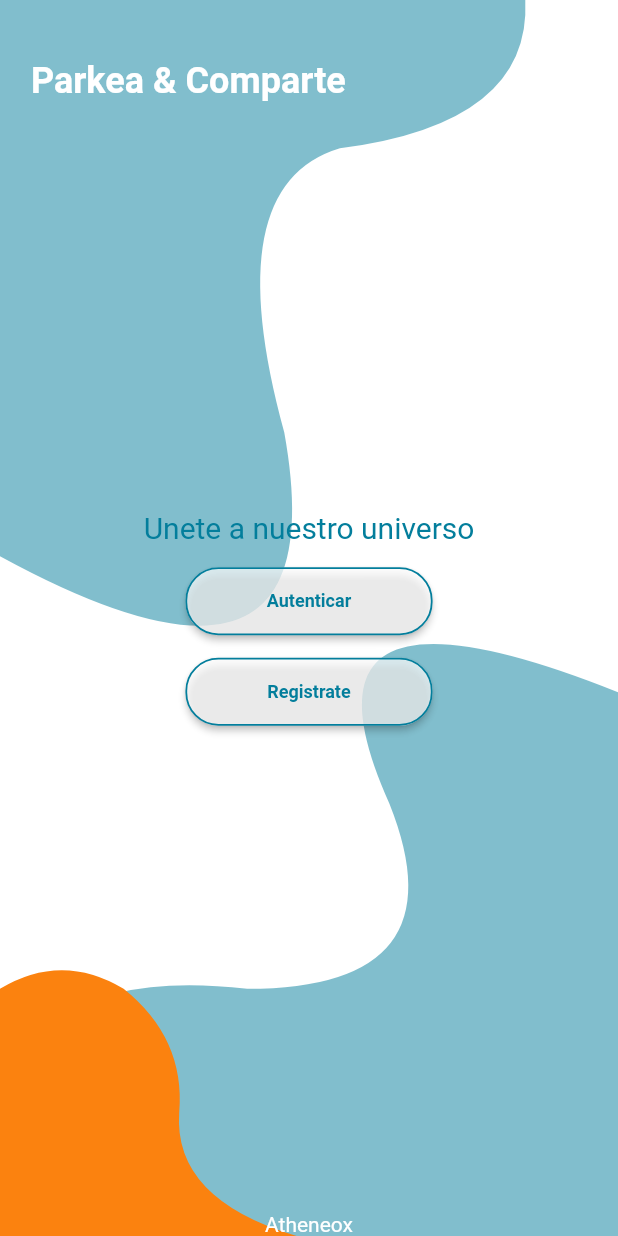
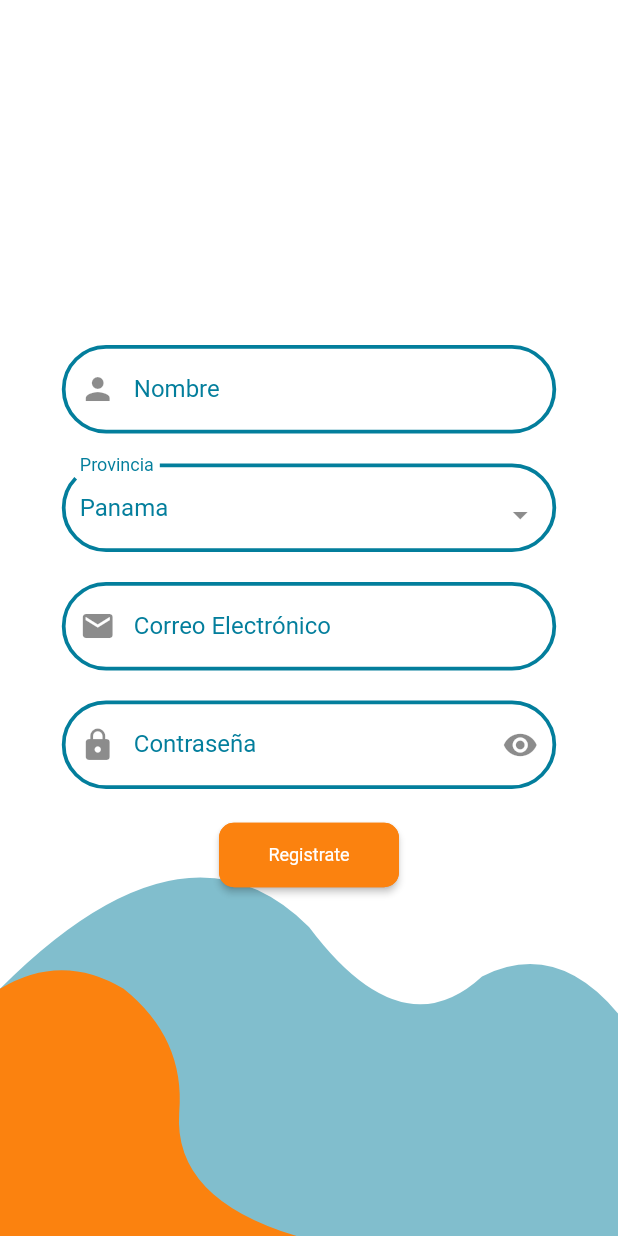
Before and after one commit to will0149/froggy_wsm, a Flutter app: the screen it shows after launch, after a tap on "Registrate", on a phone screen of 412 x 824 dp. Run offline on Flutter 3.47's test engine with Material 2 defaults, Android fonts, the light colour scheme and no system bars; drawn by our look-alikes of select_form_field; missing offline and left inert: flutter_toastr; Roboto replaces fonts that are missing (Gothic A1).

Commit message:
add sing up page

```diff
--- a/lib/l10n/intl_es.arb
+++ b/lib/l10n/intl_es.arb
@@ -5,10 +5,12 @@
   "joinOurUniverse": "Unete a nuestro universo",
   "eventsForAll": "Eventos para todos",
   "authenticate": "Autenticar",
-  "welcomeAgain": "Bienvenido de nuevo!",
+  "welcomeAgain": "¡Bienvenido de nuevo!",
   "login": "Iniciar Sesión",
   "signUp": "Registrate",
   "email": "Correo Electrónico",
   "password": "Contraseña",
-  "forgotPassword": "Olvide mi Contraseña"
+  "forgotPassword": "Olvide mi Contraseña",
+  "name": "Nombre",
+  "province": "Provincia"
 }
--- a/lib/main.dart
+++ b/lib/main.dart
@@ -1,8 +1,10 @@
 import 'package:flutter/material.dart';
 import 'package:flutter/services.dart';
 import 'package:flutter_localizations/flutter_localizations.dart';
+import 'package:parkea/src/constants/colors.dart';
 import 'package:parkea/src/pages/auth/auth_page.dart';
 import 'package:parkea/src/pages/auth/login_page.dart';
+import 'package:parkea/src/pages/auth/sign_up_page.dart';
 import 'package:parkea/src/themes/parkea_input_decoration_theme.dart';
 
 import 'generated/l10n.dart';
@@ -23,11 +25,38 @@ class MyApp extends StatelessWidget {
       DeviceOrientation.portraitDown,
     ]);
     return MaterialApp(
-      title: 'Flutter Demo',
+      title: 'Parkea',
       theme: ThemeData(
           primarySwatch: Colors.cyan,
           fontFamily: 'Gothic A1',
           inputDecorationTheme: parkeaInputDecorationTheme,
+        // textTheme: const TextTheme(
+        //   titleLarge: TextStyle(
+        //     color: Colors.white,
+        //     fontWeight: FontWeight.bold,
+        //     fontSize: 24,
+        //   ),
+        //   titleMedium: TextStyle(
+        //     color: parkeaBlueAccent,
+        //     fontWeight: FontWeight.normal,
+        //     fontSize: 28,
+        //   ),
+        //   bodySmall: TextStyle(
+        //     color: parkeaBlueAccent,
+        //     fontWeight: FontWeight.normal,
+        //     fontSize: 12,
+        //   ),
+        //   bodyMedium: TextStyle(
+        //     color: parkeaBlueAccent,
+        //     fontWeight: FontWeight.bold,
+        //     fontSize: 12,
+        //   ),
+        //   bodyLarge: TextStyle(
+        //     color: parkeaBlueAccent,
+        //     fontWeight: FontWeight.normal,
+        //     fontSize: 20,
+        //   ),
+        // ),
       ),
       onGenerateRoute: (settings) {
         switch (settings.name) {
@@ -35,6 +64,8 @@ class MyApp extends StatelessWidget {
             return MaterialPageRoute(builder: (_) => const AuthPage());
           case "/login":
             return MaterialPageRoute(builder: (_) => const LoginPage());
+          case "/signup":
+            return MaterialPageRoute(builder: (_)  => const SignUpPage());
         }
         return null;
       },
--- a/lib/src/pages/auth/auth_page.dart
+++ b/lib/src/pages/auth/auth_page.dart
@@ -83,8 +83,8 @@ class _AuthPageState extends State<AuthPage> {
                       ),
                     ),
                     SizedBox(
-                      width: size.width * 0.4,
-                      height: size.height * 0.055,
+                      width: size.width * 0.5,
+                      height: size.height * 0.065,
                       child: ElevatedButton(
                         child: Text(
                           S.of(context).authenticate,
@@ -101,8 +101,10 @@ class _AuthPageState extends State<AuthPage> {
                       ),
                     ),
                     SizedBox(
-                      width: size.width * 0.4,
-                      height: size.height * 0.055,
+                      width: size.width * 0.5,
+                      height: size.height * 0.065,
+                      // width: size.width * 0.8,
+                      // height: size.height * 0.07,
                       child: ElevatedButton(
                         child: Text(
                           S.of(context).signUp,
@@ -112,7 +114,9 @@ class _AuthPageState extends State<AuthPage> {
                             fontSize: 12,
                           ),
                         ),
-                        onPressed: () {},
+                        onPressed: () {
+                          Navigator.pushNamed(context, "/signup");
+                        },
                         style: buttonTransparentBlue,
                       ),
                     ),
@@ -135,7 +139,7 @@ class _AuthPageState extends State<AuthPage> {
     ),
         onWillPop: () async {
           final difference = DateTime.now().difference(timeBackPress);
-          final isExitWarning = difference >= Duration(seconds: 2);
+          final isExitWarning = difference >= const Duration(seconds: 2);
           timeBackPress = DateTime.now();
 
           if (isExitWarning) {
--- a/lib/src/pages/auth/login_page.dart
+++ b/lib/src/pages/auth/login_page.dart
@@ -112,7 +112,7 @@ class _LoginPageState extends State<LoginPage> {
                             onPressed: () {},
                             child: Text(
                               S.of(context).login,
-                              style: TextStyle(
+                              style: const TextStyle(
                                   color: Colors.white,
                                   fontWeight: FontWeight.normal,
                                   fontSize: 12.0),
@@ -135,7 +135,7 @@ class _LoginPageState extends State<LoginPage> {
                                 fontWeight: FontWeight.bold,
                                 fontSize: 12,
                               ),
-                              recognizer: new TapGestureRecognizer()
+                              recognizer: TapGestureRecognizer()
                                 ..onTap =
                                     () => Navigator.pushNamed(context, "/main"),
                             ),
--- /dev/null
+++ b/lib/src/pages/auth/sign_up_page.dart
@@ -0,0 +1,65 @@
+import 'package:flutter/material.dart';
+import 'package:parkea/src/widgets/forms/auth/sign_up_form.dart';
+import 'package:parkea/src/widgets/scaffolds/safe_scaffold.dart';
+import 'package:select_form_field/select_form_field.dart';
+
+import '../../../generated/l10n.dart';
+import '../../widgets/paints/bottom_left_curve_orange.dart';
+import '../../widgets/paints/sign_in_up_white_shape.dart';
+
+class SignUpPage extends StatefulWidget {
+  const SignUpPage({Key? key}) : super(key: key);
+
+  @override
+  State<SignUpPage> createState() => _SignUpPageState();
+}
+
+class _SignUpPageState extends State<SignUpPage> {
+  late final GlobalKey<FormState> signUpFormKey = GlobalKey<FormState>();
+
+  @override
+  Widget build(BuildContext context) {
+    var size = MediaQuery.of(context).size;
+    return SafeScaffold(
+      child: Container(
+        constraints: const BoxConstraints.expand(),
+        height: size.height / 1.4,
+        child: Stack(
+          children: [
+            SizedBox(
+              height: double.infinity,
+              width: double.infinity,
+              child: CustomPaint(
+                painter: SignInUpWhiteShape(),
+              ),
+            ),
+            SizedBox(
+              height: double.infinity,
+              width: double.infinity,
+              child: CustomPaint(
+                painter: BottomLeftCurveOrange(),
+              ),
+            ),
+            Center(
+              child: SingleChildScrollView(
+                child: Column(
+                  children: [
+                    Container(
+                      margin: EdgeInsets.only(
+                        left: size.width * 0.10,
+                        right: size.width * 0.10,
+                      ),
+                      child: SignUpForm(
+                        formKey: signUpFormKey,
+                      ),
+                    ),
+                  ],
+                ),
+              ),
+            )
+          ],
+        ),
+      ),
+    );
+  }
+}
--- a/lib/src/themes/parkea_input_decoration_theme.dart
+++ b/lib/src/themes/parkea_input_decoration_theme.dart
@@ -9,6 +9,8 @@ var parkeaInputDecorationTheme = InputDecorationTheme(
   helperStyle: const TextStyle(color: parkeaBlueAccent),
   prefixStyle: const TextStyle(color: parkeaBlueAccent),
   floatingLabelStyle: const TextStyle(color: parkeaBlueAccent),
+  filled: true,
+  fillColor: Colors.white.withOpacity(0.70),
   border: OutlineInputBorder(
     borderRadius: BorderRadius.circular(30),
     borderSide: const BorderSide(
@@ -31,4 +33,5 @@ var parkeaInputDecorationTheme = InputDecorationTheme(
       width: 2.5,
     ),
   ),
+
 );
--- /dev/null
+++ b/lib/src/widgets/forms/auth/sign_up_form.dart
@@ -0,0 +1,160 @@
+import 'package:flutter/material.dart';
+import 'package:select_form_field/select_form_field.dart';
+
+import '../../../../generated/l10n.dart';
+import '../../../constants/colors.dart';
+
+class SignUpForm extends StatefulWidget {
+  final GlobalKey<FormState> formKey;
+
+  const SignUpForm({Key? key, required this.formKey}) : super(key: key);
+
+  @override
+  State<SignUpForm> createState() => _SignUpFormState();
+}
+
+class _SignUpFormState extends State<SignUpForm> {
+  bool _isObscure = true;
+  bool _loading = false;
+  bool _valid = false;
+  final List<Map<String, dynamic>> _provinces = [
+    {
+      'value': 'panama',
+      'label': 'Panama',
+      'textStyle': TextStyle(
+        color: parkeaBlueAccent,
+        fontWeight: FontWeight.bold,
+        fontSize: 12,
+      ),
+      'icon': Icon(Icons.location_city),
+    },
+    {
+      'value': 'herrera',
+      'label': 'Herrera',
+      'enable': false,
+      'textStyle': TextStyle(
+        color: parkeaBlueAccent,
+        fontWeight: FontWeight.bold,
+        fontSize: 12,
+      ),
+      'icon': Icon(Icons.location_city),
+    },
+    {
+      'value': 'chorrera',
+      'label': 'Chorrera',
+      'enable': false,
+      'textStyle': TextStyle(
+        color: parkeaBlueAccent,
+        fontWeight: FontWeight.bold,
+        fontSize: 12,
+      ),
+      'icon': Icon(Icons.location_city),
+    },
+  ];
+
+  @override
+  Widget build(BuildContext context) {
+    return _loading ? const CircularProgressIndicator.adaptive() : Form(
+      key: widget.formKey,
+      child: Wrap(
+        alignment: WrapAlignment.center,
+        spacing: 15.0,
+        runSpacing: 20.0,
+        children: [
+          TextField(
+            decoration: InputDecoration(
+              hintText: 'fulano',
+              labelText: S.of(context).name,
+              prefixIcon: const Icon(Icons.person),
+            ),
+          ),
+          SelectFormField(
+            type: SelectFormFieldType.dropdown,
+            // or can be dialog
+            initialValue: 'panama',
+            labelText: S.of(context).province,
+            textAlign: TextAlign.center,
+            style: const TextStyle(
+              color: parkeaBlueAccent,
+              fontWeight: FontWeight.normal,
+              fontSize: 16,
+            ),
+            items: _provinces,
+            onChanged: (val) => print(val),
+            onSaved: (val) => print(val),
+          ),
+          TextField(
+            decoration: InputDecoration(
+              hintText: 'example@example.com',
+              labelText: S.of(context).email,
+              prefixIcon: const Icon(Icons.email),
+            ),
+          ),
+          TextFormField(
+            // controller: passwordController,
+            keyboardType: TextInputType.text,
+            obscureText: _isObscure,
+            decoration: InputDecoration(
+              hintText: '******',
+              labelText: S.of(context).password,
+              prefixIcon: const Icon(Icons.lock),
+              suffixIcon: IconButton(
+                  icon: Icon(
+                      _isObscure ? Icons.visibility : Icons.visibility_off),
+                  onPressed: () {
+                    setState(() {
+                      _isObscure = !_isObscure;
+                    });
+                  }),
+            ),
+            validator: (value) {
+              if (value!.isEmpty) {
+                return 'Password must be longer than 8 characters';
+              } else {
+                return null;
+              }
+            },
+          ),
+          Container(
+            child: Wrap(
+              direction: Axis.vertical,
+              alignment: WrapAlignment.center,
+              crossAxisAlignment: WrapCrossAlignment.center,
+              spacing: 10.0,
+              runSpacing: 10.0,
+              children: [
+                ElevatedButton(
+                  child: Text(
+                    S.of(context).signUp,
+                    style: const TextStyle(
+                        color: Colors.white,
+                        fontWeight: FontWeight.normal,
+                        fontSize: 12.0),
+                  ),
+                  style: ElevatedButton.styleFrom(
+                    primary: parkeaOrange,
+                    fixedSize: const Size(120, 43),
+                    shape: RoundedRectangleBorder(
+                      borderRadius: BorderRadius.circular(10.0),
+                      side: const BorderSide(color: parkeaOrange, width: 1.2),
+                    ),
+                  ),
+                  onPressed: () {
+                    setState(() {
+                      _valid = widget.formKey.currentState!.validate();
+                    });
+                    if (_valid) {
+                      setState(() {
+                        _loading = true;
+                      });
+                    }
+                  },
+                ),
+              ],
+            ),
+          ),
+        ],
+      ),
+    );
+  }
+}
--- a/pubspec.yaml
+++ b/pubspec.yaml
@@ -38,6 +38,7 @@ dependencies:
   cupertino_icons: ^1.0.2
   logger: ^1.1.0
   flutter_toastr: 1.0.3
+  select_form_field: "^2.2.0"
 
 dev_dependencies:
   flutter_test:
```
Also changed, not shown: lib/generated/intl/messages_es.dart, lib/generated/l10n.dart, pubspec.lock.
